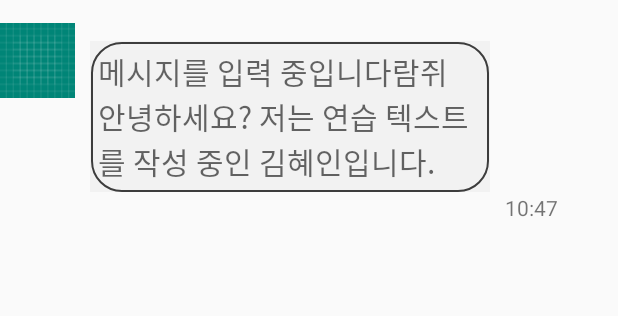
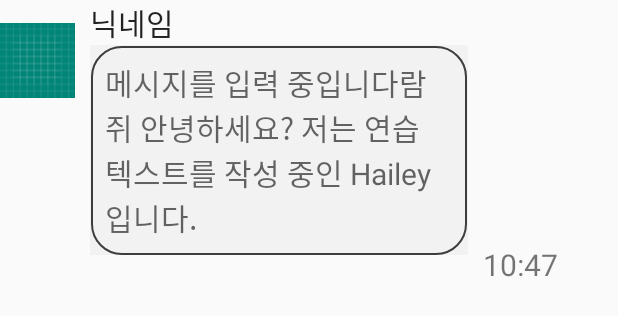
Before and after one commit to haileyHi/InstantMessage20, an Android app: the layout your_chat_item.xml on its own in the app's theme, with its tools: preview values and no code run, on a phone screen of 412 x 824 dp. Shown: the top 316 px of the screen. Run offline under Robolectric (Android 15) with nearby library versions, the phone set to English and light mode, and no system bars.

Commit message:
first commit

```diff
--- a/app/src/main/res/layout/your_chat_item.xml
+++ b/app/src/main/res/layout/your_chat_item.xml
@@ -27,33 +27,35 @@
                     android:layout_height="wrap_content"
                     android:layout_marginLeft="10dp"
                     android:textSize="20dp"
+                    android:text="닉네임"
                     android:textAppearance="@style/TextAppearance.AppCompat.Body1"/>
 
             <LinearLayout
                     android:layout_width="wrap_content"
-                    android:layout_height="match_parent"
+                    android:layout_height="wrap_content"
                     android:orientation="horizontal">
                 <TextView
                         android:id="@+id/chat_textBox"
                         android:layout_width="wrap_content"
                         android:layout_height="wrap_content"
-                        android:layout_gravity="left"
+                        android:layout_gravity="start"
                         android:layout_weight="1"
                         android:layout_margin="10dp"
                         android:background="@drawable/layout_round"
-
-                        android:padding="5dp"
-                        android:hint="메시지를 입력 중입니다람쥐 안녕하세요? 저는 연습 텍스트를 작성 중인 김혜인입니다."
-                        android:textSize="20dp"/>
+                        android:padding="10dp"
+                        android:hint="메시지를 입력 중입니다람쥐 안녕하세요? 저는 연습 텍스트를 작성 중인 Hailey입니다."
+                        android:textSize="20sp"/>
 
                 <TextView
-                        android:layout_weight="0"
+
                         android:id="@+id/chat_time"
                         android:layout_width="wrap_content"
                         android:layout_height="wrap_content"
                         android:layout_marginRight="40dp"
-                        android:layout_gravity="bottom|center"
-                        android:text="10:47"/>
+                        android:layout_gravity="bottom"
+                        android:layout_weight="0"
+                        android:text="10:47"
+                        android:textSize="20sp"/>
             </LinearLayout>
 
         </LinearLayout>
```
